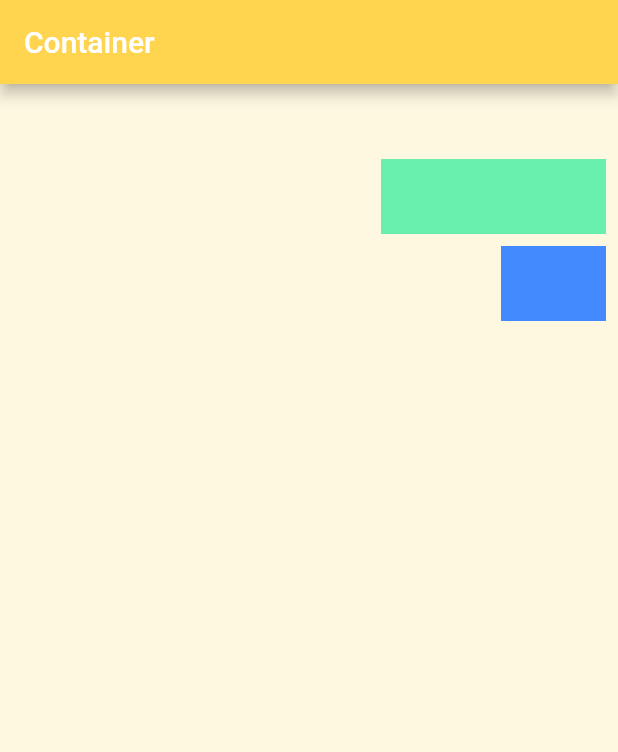
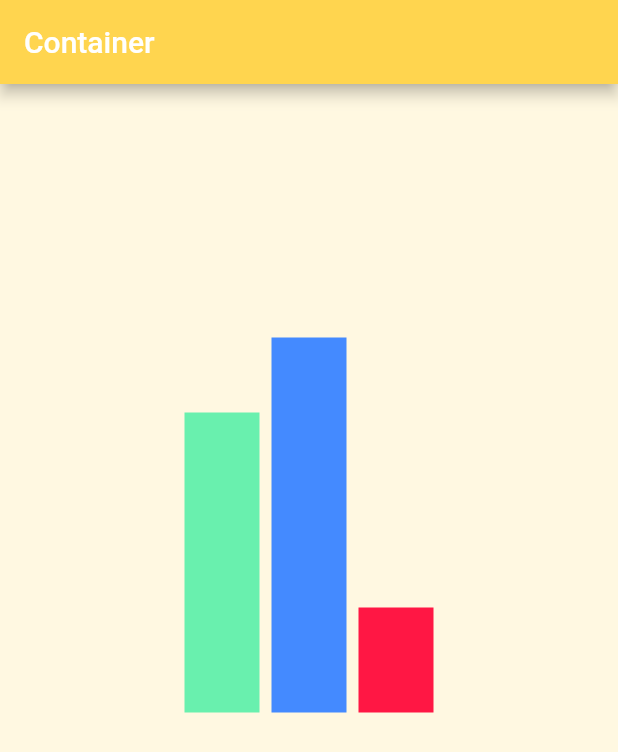
Before and after one commit to najmulmyself/learning_flutter, a Flutter app: the screen it shows after launch, on a phone screen of 412 x 824 dp. Shown: the top 752 px of the screen. Run offline on Flutter 3.47's test engine with Material 2 defaults, Android fonts, the phone set to English and light mode, and no system bars.

Commit message:
figure 3 added

```diff
--- a/lib/main.dart
+++ b/lib/main.dart
@@ -32,24 +32,32 @@ class MyApp extends StatelessWidget {
             width: double.infinity,
             height: double.infinity,
             color: Colors.amber.shade50,
-            child: Column(
+            child: Row(
               // mainAxisAlignment: MainAxisAlignment.start,
-              crossAxisAlignment: CrossAxisAlignment.end,
+              mainAxisAlignment: MainAxisAlignment.center,
               children: [
                 Padding(
-                  padding: const EdgeInsets.only(top: 50.0, right: 8.0),
+                  padding: const EdgeInsets.only(right: 8.0, bottom: 130),
                   child: Container(
-                    width: 150,
-                    height: 50,
+                    width: 50,
+                    height: 200,
                     color: Colors.greenAccent,
                   ),
                 ),
                 Padding(
-                  padding: const EdgeInsets.all(8.0),
+                  padding: const EdgeInsets.only(bottom: 180.0),
                   child: Container(
-                    width: 70,
-                    height: 50,
+                    width: 50,
+                    height: 250,
                     color: Colors.blueAccent,
+                  ),
+                ),
+                Padding(
+                  padding: const EdgeInsets.only(left: 8.0),
+                  child: Container(
+                    width: 50,
+                    height: 70,
+                    color: Colors.redAccent.shade400,
                   ),
                 )
               ],
```
